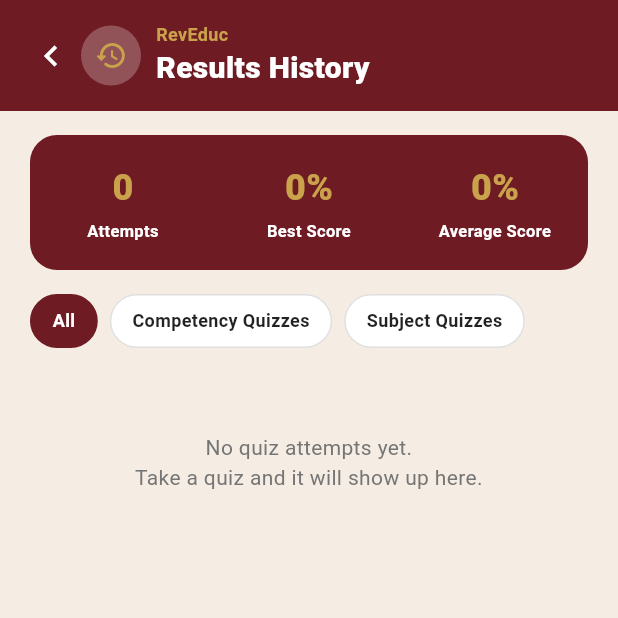
After one commit to andrew1022-cloud/Thesis, a Flutter app: the ResultsHistoryScreen screen opened directly, on a phone screen of 412 x 824 dp, the top half of it. The commit adds this screen. Run offline on Flutter 3.47's test engine with Material 3 defaults, Android fonts, the phone set to English and light mode, and no system bars; our stand-ins replace cloud_firestore, csv, file_picker, firebase_auth, firebase_core, flutter_local_notifications and 4 more; missing offline and left inert: docx_to_text, syncfusion_flutter_pdf, syncfusion_flutter_pdfviewer; accounts and stored records are empty.

Commit message:
add previous result

```diff
--- /dev/null
+++ b/lib/controllers/results_history_controller.dart
@@ -0,0 +1,116 @@
+import 'package:flutter/material.dart';
+
+import '../services/local_db_service.dart';
+import '../services/results_history_db.dart';
+import 'quiz_controller.dart' show QuizController;
+
+enum HistoryFilter { all, competency, subject }
+
+/// One past quiz attempt, ready for the UI.
+class AttemptItem {
+  final int id;
+  final String quizType; // 'competency' | 'subject'
+  final String title; // lesson title (competency) or subject name (subject)
+  final String subjectName;
+  final String? subjectCode;
+  final int score;
+  final int totalItems;
+  final DateTime dateTaken;
+
+  AttemptItem({
+    required this.id,
+    required this.quizType,
+    required this.title,
+    required this.subjectName,
+    required this.subjectCode,
+    required this.score,
+    required this.totalItems,
+    required this.dateTaken,
+  });
+
+  int get percent =>
+      totalItems <= 0 ? 0 : ((score / totalItems) * 100).round();
+  bool get passed => percent >= QuizController.passingPercent;
+  bool get isSubjectQuiz => quizType == 'subject';
+
+  factory AttemptItem.fromRow(Map<String, dynamic> r) {
+    final type = (r['quizType'] as String?) ?? 'competency';
+    final subjectName = (r['subjectName'] as String?)?.isNotEmpty == true
+        ? r['subjectName'] as String
+        : 'Unknown subject';
+    final lessonTitle = r['lessonTitle'] as String?;
+    return AttemptItem(
+      id: r['id'] as int,
+      quizType: type,
+      title: type == 'subject'
+          ? subjectName
+          : ((lessonTitle?.isNotEmpty == true) ? lessonTitle! : subjectName),
+      subjectName: subjectName,
+      subjectCode: r['subjectCode'] as String?,
+      score: (r['score'] as int?) ?? 0,
+      totalItems: (r['totalItems'] as int?) ?? 0,
+      dateTaken: DateTime.tryParse((r['dateTaken'] as String?) ?? '') ??
+          DateTime.now(),
+    );
+  }
+}
+
+/// Holds all state for the Results History screen.
+class ResultsHistoryController extends ChangeNotifier {
+  final LocalDbService _db = LocalDbService.instance;
+  final String uid;
+
+  ResultsHistoryController({required this.uid});
+
+  bool isLoading = true;
+  HistoryFilter filter = HistoryFilter.all;
+  List<AttemptItem> _all = [];
+
+  List<AttemptItem> get attempts {
+    switch (filter) {
+      case HistoryFilter.competency:
+        return _all.where((a) => !a.isSubjectQuiz).toList();
+      case HistoryFilter.subject:
+        return _all.where((a) => a.isSubjectQuiz).toList();
+      case HistoryFilter.all:
+        return _all;
+    }
+  }
+
+  int get totalAttempts => attempts.length;
+  int get bestPercent => attempts.isEmpty
+      ? 0
+      : attempts.map((a) => a.percent).reduce((a, b) => a > b ? a : b);
+  int get averagePercent => attempts.isEmpty
+      ? 0
+      : (attempts.map((a) => a.percent).reduce((a, b) => a + b) /
+              attempts.length)
+          .round();
+
+  Future<void> load() async {
+    isLoading = true;
+    notifyListeners();
+    final rows = await _db.getQuizAttemptHistory(uid);
+    _all = rows.map(AttemptItem.fromRow).toList();
+    isLoading = false;
+    notifyListeners();
+  }
+
+  /// Pull-to-refresh: push anything unsynced, pull attempts from
+  /// Firestore (covers a fresh install / new device), then reload.
+  Future<void> refresh() async {
+    try {
+      await _db.pushPendingSyncs(uid);
+      await _db.syncUserDataFromFirestore(uid);
+    } catch (e) {
+      debugPrint('ResultsHistoryController: sync failed: $e');
+    }
+    await load();
+  }
+
+  void setFilter(HistoryFilter f) {
+    if (filter == f) return;
+    filter = f;
+    notifyListeners();
+  }
+}
--- /dev/null
+++ b/lib/screens/results_history_screen.dart
@@ -0,0 +1,164 @@
+import 'package:firebase_auth/firebase_auth.dart';
+import 'package:flutter/material.dart';
+import 'package:flutter/services.dart';
+
+import '../controllers/results_history_controller.dart';
+import '../widgets/home_widgets.dart';
+import '../widgets/results_history_widgets.dart';
+
+/// Lists every quiz the signed-in user has taken (competency and
+/// subject quizzes), newest first, with a score summary on top.
+/// Opened from the "Results History" button on the Profile screen.
+class ResultsHistoryScreen extends StatefulWidget {
+  const ResultsHistoryScreen({super.key});
+
+  @override
+  State<ResultsHistoryScreen> createState() => _ResultsHistoryScreenState();
+}
+
+class _ResultsHistoryScreenState extends State<ResultsHistoryScreen> {
+  late final ResultsHistoryController _controller;
+
+  @override
+  void initState() {
+    super.initState();
+    final uid = FirebaseAuth.instance.currentUser?.uid ?? '';
+    _controller = ResultsHistoryController(uid: uid);
+    _controller.load();
+  }
+
+  @override
+  void dispose() {
+    _controller.dispose();
+    super.dispose();
+  }
+
+  @override
+  Widget build(BuildContext context) {
+    return AnnotatedRegion<SystemUiOverlayStyle>(
+      value: const SystemUiOverlayStyle(
+        statusBarColor: kMaroon,
+        statusBarIconBrightness: Brightness.light,
+        statusBarBrightness: Brightness.dark,
+      ),
+      child: Scaffold(
+        backgroundColor: Theme.of(context).scaffoldBackgroundColor,
+        body: ListenableBuilder(
+          listenable: _controller,
+          builder: (context, _) {
+            return Column(
+              children: [
+                Container(
+                  color: kMaroon,
+                  height: MediaQuery.of(context).padding.top,
+                ),
+                _buildHeader(),
+                Expanded(
+                  child: _controller.isLoading
+                      ? const Center(
+                          child: CircularProgressIndicator(color: kMaroon))
+                      : RefreshIndicator(
+                          color: kMaroon,
+                          onRefresh: _controller.refresh,
+                          child: _buildBody(),
+                        ),
+                ),
+              ],
+            );
+          },
+        ),
+      ),
+    );
+  }
+
+  Widget _buildHeader() {
+    return Container(
+      color: kMaroon,
+      padding: const EdgeInsets.symmetric(horizontal: 20, vertical: 14),
+      child: Row(
+        children: [
+          GestureDetector(
+            onTap: () => Navigator.of(context).pop(),
+            child:
+                const Icon(Icons.chevron_left, color: Colors.white, size: 28),
+          ),
+          const SizedBox(width: 6),
+          Container(
+            width: 40,
+            height: 40,
+            decoration: const BoxDecoration(
+              color: Colors.white24,
+              shape: BoxShape.circle,
+            ),
+            child: const Icon(Icons.history_rounded, color: kGold, size: 22),
+          ),
+          const SizedBox(width: 10),
+          const Column(
+            crossAxisAlignment: CrossAxisAlignment.start,
+            children: [
+              Text(
+                'RevEduc',
+                style: TextStyle(
+                  color: kGold,
+                  fontSize: 12,
+                  fontWeight: FontWeight.w700,
+                ),
+              ),
+              Text(
+                'Results History',
+                style: TextStyle(
+                  color: Colors.white,
+                  fontSize: 20,
+                  fontWeight: FontWeight.w800,
+                ),
+              ),
+            ],
+          ),
+        ],
+      ),
+    );
+  }
+
+  Widget _buildBody() {
+    final attempts = _controller.attempts;
+
+    return SingleChildScrollView(
+      physics: const AlwaysScrollableScrollPhysics(),
+      padding: const EdgeInsets.fromLTRB(20, 16, 20, 24),
+      child: Column(
+        crossAxisAlignment: CrossAxisAlignment.start,
+        children: [
+          ResultsSummaryCard(
+            attempts: _controller.totalAttempts,
+            bestPercent: _controller.bestPercent,
+            averagePercent: _controller.averagePercent,
+          ),
+          const SizedBox(height: 16),
+          HistoryFilterChips(
+            selected: _controller.filter,
+            onSelect: _controller.setFilter,
+          ),
+          const SizedBox(height: 16),
+          if (attempts.isEmpty)
+            Padding(
+              padding: const EdgeInsets.symmetric(vertical: 40),
+              child: Center(
+                child: Text(
+                  'No quiz attempts yet.\nTake a quiz and it will show up here.',
+                  textAlign: TextAlign.center,
+                  style: TextStyle(color: secondaryTextColor(context)),
+                ),
+              ),
+            )
+          else
+            ...attempts.map(
+              (a) => Padding(
+                padding: const EdgeInsets.only(bottom: 12),
+                child: AttemptCard(attempt: a),
+              ),
+            ),
+        ],
+      ),
+    );
+  }
+}
--- /dev/null
+++ b/lib/widgets/results_history_widgets.dart
@@ -0,0 +1,244 @@
+import 'package:flutter/material.dart';
+import 'package:intl/intl.dart';
+
+import '../controllers/results_history_controller.dart';
+import 'home_widgets.dart'
+    show kMaroon, kGold, primaryTextColor, secondaryTextColor, subjectColorFor;
+
+/// Maroon card: attempts / best / average for the current filter.
+class ResultsSummaryCard extends StatelessWidget {
+  final int attempts;
+  final int bestPercent;
+  final int averagePercent;
+
+  const ResultsSummaryCard({
+    super.key,
+    required this.attempts,
+    required this.bestPercent,
+    required this.averagePercent,
+  });
+
+  Widget _stat(String value, String label) => Expanded(
+        child: Column(
+          children: [
+            Text(value,
+                style: const TextStyle(
+                    color: kGold, fontSize: 24, fontWeight: FontWeight.w900)),
+            const SizedBox(height: 4),
+            Text(label,
+                textAlign: TextAlign.center,
+                style: const TextStyle(
+                    color: Colors.white,
+                    fontSize: 11,
+                    fontWeight: FontWeight.w700)),
+          ],
+        ),
+      );
+
+  @override
+  Widget build(BuildContext context) {
+    return Container(
+      width: double.infinity,
+      padding: const EdgeInsets.symmetric(vertical: 18),
+      decoration: BoxDecoration(
+        color: kMaroon,
+        borderRadius: BorderRadius.circular(18),
+      ),
+      child: Row(
+        children: [
+          _stat('$attempts', 'Attempts'),
+          _stat('$bestPercent%', 'Best Score'),
+          _stat('$averagePercent%', 'Average Score'),
+        ],
+      ),
+    );
+  }
+}
+
+/// All / Competency / Subject filter chips.
+class HistoryFilterChips extends StatelessWidget {
+  final HistoryFilter selected;
+  final ValueChanged<HistoryFilter> onSelect;
+
+  const HistoryFilterChips({
+    super.key,
+    required this.selected,
+    required this.onSelect,
+  });
+
+  @override
+  Widget build(BuildContext context) {
+    const labels = {
+      HistoryFilter.all: 'All',
+      HistoryFilter.competency: 'Competency Quizzes',
+      HistoryFilter.subject: 'Subject Quizzes',
+    };
+    return SizedBox(
+      height: 36,
+      child: ListView(
+        scrollDirection: Axis.horizontal,
+        children: [
+          for (final f in HistoryFilter.values) ...[
+            GestureDetector(
+              onTap: () => onSelect(f),
+              child: Container(
+                padding:
+                    const EdgeInsets.symmetric(horizontal: 14, vertical: 8),
+                decoration: BoxDecoration(
+                  color: selected == f ? kMaroon : Theme.of(context).cardColor,
+                  borderRadius: BorderRadius.circular(20),
+                  border: Border.all(
+                    color: selected == f
+                        ? kMaroon
+                        : Theme.of(context).dividerColor,
+                  ),
+                ),
+                child: Text(
+                  labels[f]!,
+                  style: TextStyle(
+                    fontSize: 12,
+                    fontWeight: FontWeight.w700,
+                    color: selected == f
+                        ? Colors.white
+                        : primaryTextColor(context),
+                  ),
+                ),
+              ),
+            ),
+            const SizedBox(width: 8),
+          ],
+        ],
+      ),
+    );
+  }
+}
+
+/// One past attempt: title, subject, date, score and pass/fail pill.
+class AttemptCard extends StatelessWidget {
+  final AttemptItem attempt;
+
+  const AttemptCard({super.key, required this.attempt});
+
+  @override
+  Widget build(BuildContext context) {
+    final color = subjectColorFor(attempt.subjectCode, null);
+    final resultColor = attempt.passed ? Colors.green : Colors.red;
+
+    return Container(
+      padding: const EdgeInsets.all(14),
+      decoration: BoxDecoration(
+        color: Theme.of(context).cardColor,
+        borderRadius: BorderRadius.circular(14),
+        border: Border.all(color: Theme.of(context).dividerColor),
+      ),
+      child: Row(
+        crossAxisAlignment: CrossAxisAlignment.start,
+        children: [
+          Container(
+            width: 52,
+            height: 52,
+            alignment: Alignment.center,
+            decoration: BoxDecoration(
+              shape: BoxShape.circle,
+              border: Border.all(color: resultColor, width: 2.4),
+            ),
+            child: Text(
+              '${attempt.percent}%',
+              style: TextStyle(
+                fontSize: 13,
+                fontWeight: FontWeight.w900,
+                color: resultColor,
+              ),
+            ),
+          ),
+          const SizedBox(width: 12),
+          Expanded(
+            child: Column(
+              crossAxisAlignment: CrossAxisAlignment.start,
+              children: [
+                Text(
+                  attempt.title,
+                  maxLines: 2,
+                  overflow: TextOverflow.ellipsis,
+                  style: TextStyle(
+                    fontWeight: FontWeight.w800,
+                    fontSize: 14,
+                    color: primaryTextColor(context),
+                    height: 1.3,
+                  ),
+                ),
+                const SizedBox(height: 4),
+                if (!attempt.isSubjectQuiz)
+                  Text(
+                    attempt.subjectName,
+                    maxLines: 1,
+                    overflow: TextOverflow.ellipsis,
+                    style: TextStyle(
+                      fontSize: 12,
+                      fontWeight: FontWeight.w700,
+                      color: color,
+                    ),
+                  ),
+                const SizedBox(height: 6),
+                Wrap(
+                  spacing: 8,
+                  runSpacing: 4,
+                  crossAxisAlignment: WrapCrossAlignment.center,
+                  children: [
+                    _Pill(
+                      text: attempt.isSubjectQuiz ? 'Subject Quiz' : 'Competency',
+                      color: kMaroon,
+                    ),
+                    _Pill(
+                      text: attempt.passed ? 'Passed' : 'Retake',
+                      color: resultColor,
+                    ),
+                    Text(
+                      '${attempt.score}/${attempt.totalItems} correct',
+                      style: TextStyle(
+                        fontSize: 11,
+                        fontWeight: FontWeight.w600,
+                        color: secondaryTextColor(context),
+                      ),
+                    ),
+                  ],
+                ),
+                const SizedBox(height: 6),
+                Text(
+                  DateFormat('MMM d, yyyy · h:mm a').format(attempt.dateTaken),
+                  style: TextStyle(
+                    fontSize: 11,
+                    color: secondaryTextColor(context),
+                  ),
+                ),
+              ],
+            ),
+          ),
+        ],
+      ),
+    );
+  }
+}
+
+class _Pill extends StatelessWidget {
+  final String text;
+  final Color color;
+
+  const _Pill({required this.text, required this.color});
+
+  @override
+  Widget build(BuildContext context) {
+    return Container(
+      padding: const EdgeInsets.symmetric(horizontal: 8, vertical: 3),
+      decoration: BoxDecoration(
+        color: color.withOpacity(0.12),
+        borderRadius: BorderRadius.circular(10),
+      ),
+      child: Text(
+        text,
+        style: TextStyle(
+            fontSize: 10, fontWeight: FontWeight.w800, color: color),
+      ),
+    );
+  }
+}
```
Also changed, not shown: lib/screens/profile_screen.dart (+12 -22 lines), lib/services/results_history_db.dart (added, +23 -0 lines).
